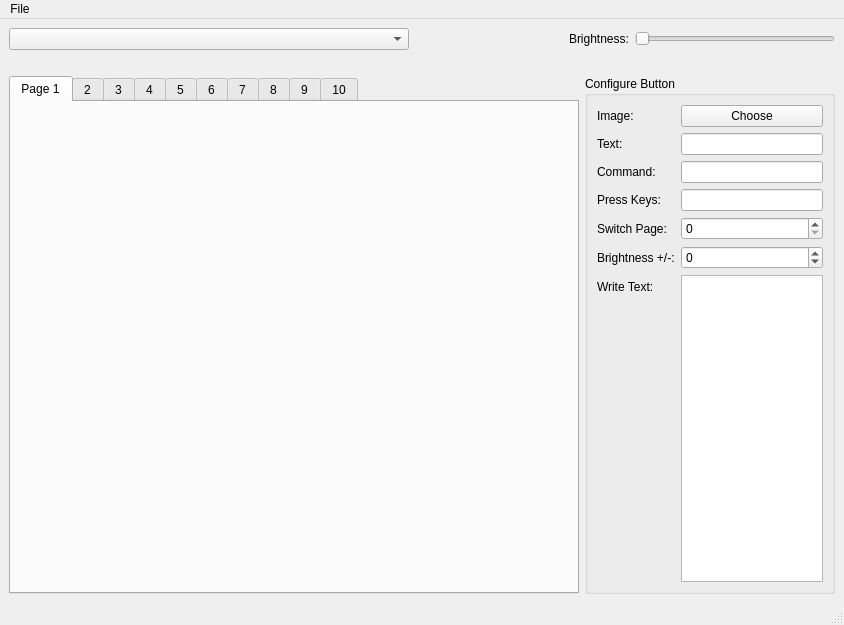
First picture: the form in streamdeck_ui/main.ui, repository timothycrosley/streamdeck-ui, before the edit.
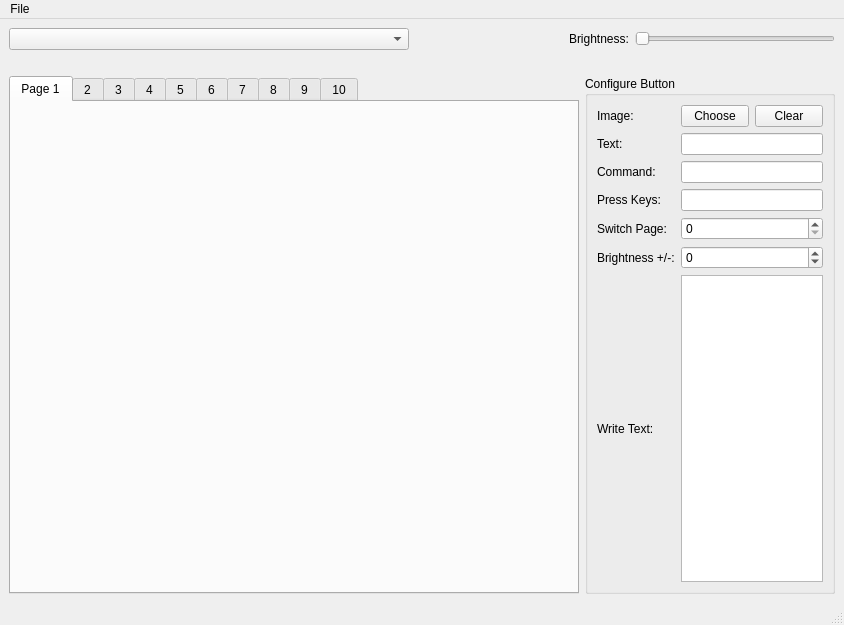
Second picture: the form after the edit.

Commit message: Added clear button for button images.

```diff
--- a/streamdeck_ui/main.ui
+++ b/streamdeck_ui/main.ui
@@ -173,7 +173,7 @@
           </property>
           <layout class="QVBoxLayout" name="verticalLayout_3">
            <item>
-            <layout class="QFormLayout" name="formLayout">
+            <layout class="QGridLayout" name="gridLayout">
              <item row="0" column="0">
               <widget class="QLabel" name="label">
                <property name="text">
@@ -182,12 +182,23 @@
               </widget>
              </item>
              <item row="0" column="1">
+              <layout class="QHBoxLayout" name="horizontalLayout_6">
+               <item>
               <widget class="QPushButton" name="imageButton">
                <property name="text">
                 <string>Choose</string>
                </property>
               </widget>
              </item>
+               <item>
+                <widget class="QPushButton" name="clearImageButton">
+                 <property name="text">
+                  <string>Clear</string>
+                 </property>
+                </widget>
+               </item>
+              </layout>
+             </item>
              <item row="1" column="0">
               <widget class="QLabel" name="label_2">
                <property name="text">
@@ -218,16 +229,6 @@
              <item row="3" column="1">
               <widget class="QLineEdit" name="keys"/>
              </item>
-             <item row="6" column="0">
-              <widget class="QLabel" name="label_6">
-               <property name="text">
-                <string>Write Text:</string>
-               </property>
-              </widget>
-             </item>
-             <item row="6" column="1">
-              <widget class="QPlainTextEdit" name="write"/>
-             </item>
              <item row="4" column="0">
               <widget class="QLabel" name="label_8">
                <property name="text">
@@ -262,6 +263,16 @@
                </property>
               </widget>
              </item>
+             <item row="6" column="0">
+              <widget class="QLabel" name="label_6">
+               <property name="text">
+                <string>Write Text:</string>
+               </property>
+              </widget>
+             </item>
+             <item row="6" column="1">
+              <widget class="QPlainTextEdit" name="write"/>
+             </item>
             </layout>
            </item>
           </layout>
```
Left out of the diff: 2 changed lines with no effect on the pictures. Lines whose indentation alone changed are shown as unchanged. The commit also changes 2 other files.
